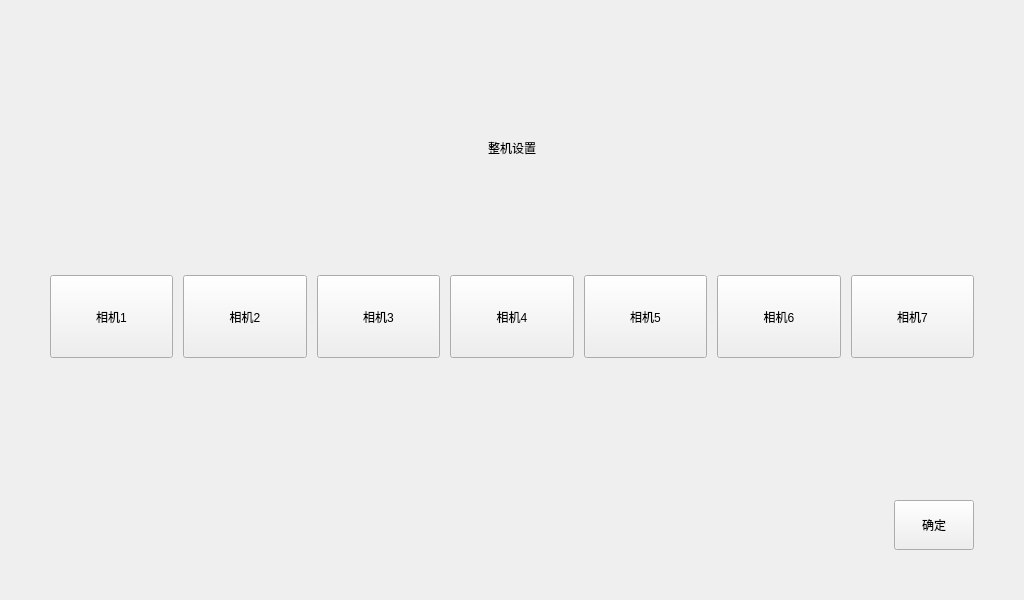
Before: the Qt Designer form forms/formwholesetting.ui in zhoutl1106/pjt2, drawn with Qt 5.
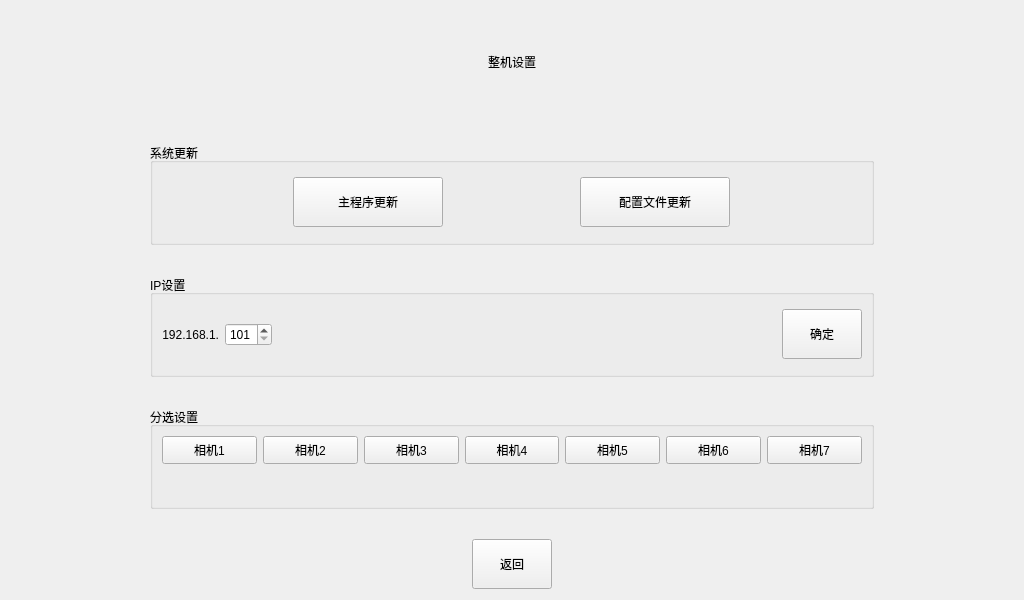
After: the same form once the commit is applied.

```diff
--- a/forms/formwholesetting.ui
+++ b/forms/formwholesetting.ui
@@ -18,16 +18,10 @@
     <number>30</number>
    </property>
    <property name="leftMargin">
-    <number>50</number>
-   </property>
-   <property name="topMargin">
-    <number>50</number>
+    <number>150</number>
    </property>
    <property name="rightMargin">
-    <number>50</number>
-   </property>
-   <property name="bottomMargin">
-    <number>50</number>
+    <number>150</number>
    </property>
    <item>
     <widget class="QLabel" name="label">
@@ -40,10 +34,107 @@
     </widget>
    </item>
    <item>
+    <widget class="QGroupBox" name="groupBox_2">
+     <property name="title">
+      <string>系统更新</string>
+     </property>
+     <layout class="QHBoxLayout" name="horizontalLayout">
+      <item>
+       <widget class="QToolButton" name="toolButtonMain">
+        <property name="minimumSize">
+         <size>
+          <width>150</width>
+          <height>50</height>
+         </size>
+        </property>
+        <property name="text">
+         <string>主程序更新</string>
+        </property>
+       </widget>
+      </item>
+      <item>
+       <widget class="QToolButton" name="toolButtonCfg">
+        <property name="minimumSize">
+         <size>
+          <width>150</width>
+          <height>50</height>
+         </size>
+        </property>
+        <property name="text">
+         <string>配置文件更新</string>
+        </property>
+       </widget>
+      </item>
+     </layout>
+    </widget>
+   </item>
+   <item>
+    <widget class="QGroupBox" name="groupBox_3">
+     <property name="title">
+      <string>IP设置</string>
+     </property>
+     <layout class="QHBoxLayout" name="horizontalLayout_2">
+      <item>
+       <widget class="QLabel" name="label_2">
+        <property name="text">
+         <string>192.168.1.</string>
+        </property>
+        <property name="alignment">
+         <set>Qt::AlignRight|Qt::AlignTrailing|Qt::AlignVCenter</set>
+        </property>
+       </widget>
+      </item>
+      <item>
+       <widget class="QSpinBox" name="spinBox">
+        <property name="sizePolicy">
+         <sizepolicy hsizetype="Fixed" vsizetype="Fixed">
+          <horstretch>0</horstretch>
+          <verstretch>0</verstretch>
+         </sizepolicy>
+        </property>
+        <property name="minimum">
+         <number>101</number>
+        </property>
+        <property name="maximum">
+         <number>150</number>
+        </property>
+       </widget>
+      </item>
+      <item>
+       <spacer name="horizontalSpacer">
+        <property name="orientation">
+         <enum>Qt::Horizontal</enum>
+        </property>
+        <property name="sizeHint" stdset="0">
+         <size>
+          <width>40</width>
+          <height>20</height>
+         </size>
+        </property>
+       </spacer>
+      </item>
+      <item>
+       <widget class="QToolButton" name="toolButtonIP">
+        <property name="minimumSize">
+         <size>
+          <width>80</width>
+          <height>50</height>
+         </size>
+        </property>
+        <property name="text">
+         <string>确定</string>
+        </property>
+       </widget>
+      </item>
+     </layout>
+    </widget>
+   </item>
+   <item>
+    <widget class="QGroupBox" name="groupBox">
+     <property name="title">
+      <string>分选设置</string>
+     </property>
     <layout class="QGridLayout" name="gridLayout">
-     <property name="horizontalSpacing">
-      <number>10</number>
-     </property>
      <item row="0" column="0">
       <widget class="QToolButton" name="toolButton_2">
        <property name="sizePolicy">
@@ -199,11 +290,12 @@
       <widget class="QWidget" name="widget_7" native="true"/>
      </item>
     </layout>
+    </widget>
    </item>
-   <item alignment="Qt::AlignRight">
+   <item alignment="Qt::AlignHCenter">
     <widget class="QToolButton" name="toolButton">
      <property name="sizePolicy">
-      <sizepolicy hsizetype="Preferred" vsizetype="Fixed">
+      <sizepolicy hsizetype="Fixed" vsizetype="Fixed">
        <horstretch>0</horstretch>
        <verstretch>0</verstretch>
       </sizepolicy>
@@ -215,7 +307,7 @@
       </size>
      </property>
      <property name="text">
-      <string>确定</string>
+      <string>返回</string>
      </property>
     </widget>
    </item>
```
Lines whose indentation alone changed are shown as unchanged.
